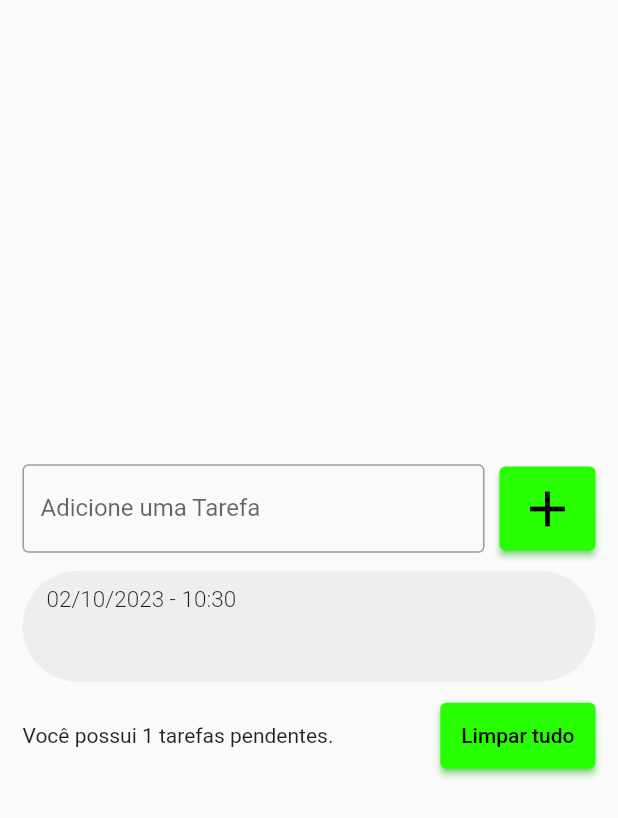
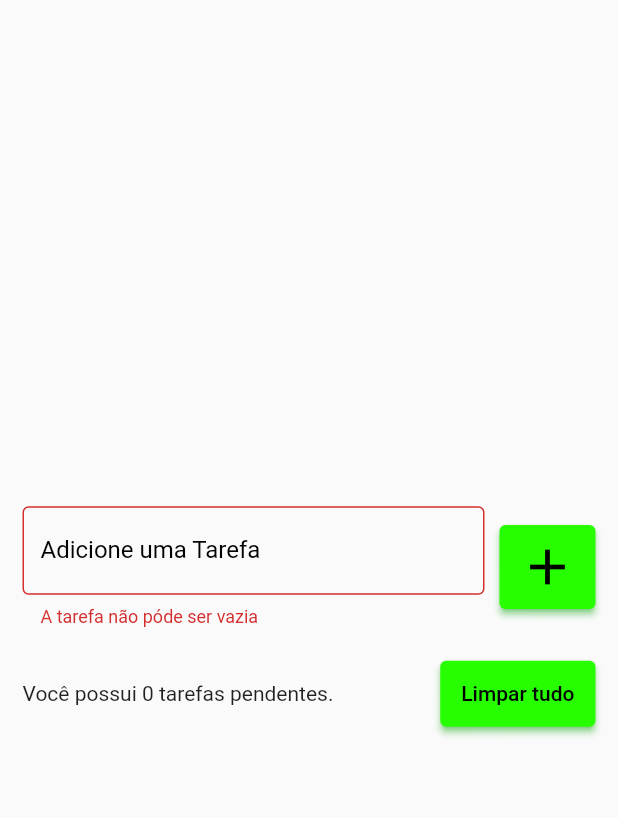
Before and after one commit to Skarzyll/BlocodeNota, a Flutter app: the screen it shows after launch, after a tap on the "add" icon, on a phone screen of 412 x 824 dp. Shown: the top 818 px of the screen. Run offline on Flutter 3.47's test engine with Material 2 defaults, Android fonts, the phone set to English and light mode, and no system bars; drawn by our look-alikes of flutter_slidable; our stand-ins replace shared_preferences.

Commit message:
Fixes bug

```diff
--- a/lib/models/todo.dart
+++ b/lib/models/todo.dart
@@ -1,5 +1,9 @@
 class Todo {
   Todo({required this.title, required this.dateTime});
+
+  Todo.fromJson(Map<String, dynamic> json)
+  : title = json['title'],
+  dateTime = DateTime.parse(json['datetime']);
 
   String title;
   DateTime dateTime;
--- a/lib/pages/todo_list_page.dart
+++ b/lib/pages/todo_list_page.dart
@@ -19,6 +19,19 @@ class _ToDoListPageState extends State<ToDoListPage> {
   Todo? deletedTodo;
   int? deletedTodoPos;
 
+  String? errorText;
+
+  @override
+  void initState() {
+    super.initState();
+
+    todoRepository.getTodoList().then((value){
+      setState(() {
+        todos = value;
+      });
+    });
+  }
+
   @override
   Widget build(BuildContext context) {
     return SafeArea(
@@ -34,9 +47,19 @@ class _ToDoListPageState extends State<ToDoListPage> {
                     Expanded(
                       child: TextField(
                         controller: todoController,
-                        decoration: const InputDecoration(
+                        decoration: InputDecoration(
                           labelText: 'Adicione uma Tarefa',
+                          errorText: errorText,
                           border: OutlineInputBorder(),
+                          focusedBorder: OutlineInputBorder(
+                            borderSide: BorderSide(
+                              color: Color(0xff27FF00),
+                              width: 3,
+                            )
+                          ),
+                          labelStyle: TextStyle(
+                            color: Colors.black,
+                          )
                         ),
                       ),
                     ),
@@ -44,12 +67,20 @@ class _ToDoListPageState extends State<ToDoListPage> {
                     ElevatedButton(
                       onPressed: () {
                         String Text = todoController.text;
+
+                        if(Text.isEmpty) {
+                          setState(() {
+                            errorText = 'A tarefa não póde ser vazia';
+                          });
+                          return;
+                        }
                         setState(() {
                           Todo newTodo = Todo(
                             title: Text,
                             dateTime: DateTime.now(),
                           );
                           todos.add(newTodo);
+                          errorText = null;
                         });
                         todoController.clear();
                         todoRepository.saveTodoList(todos);
@@ -120,6 +151,7 @@ class _ToDoListPageState extends State<ToDoListPage> {
     deletedTodoPos = todos.indexOf(todo);
     setState(() {
       todos.remove(todo);
+      todoRepository.saveTodoList(todos);
     });
 
     ScaffoldMessenger.of(context).clearSnackBars();
@@ -140,6 +172,7 @@ class _ToDoListPageState extends State<ToDoListPage> {
           onPressed: () {
             setState(() {
               todos.insert(deletedTodoPos!, deletedTodo!);
+              todoRepository.saveTodoList(todos);
             });
           },
         ),
@@ -184,6 +217,7 @@ class _ToDoListPageState extends State<ToDoListPage> {
   void deleteAllTodos() {
     setState(() {
       todos.clear();
+      todoRepository.saveTodoList(todos);
     });
   }
 }
--- a/lib/repositories/todo_repository.dart
+++ b/lib/repositories/todo_repository.dart
@@ -4,16 +4,18 @@ import '../models/todo.dart';
 
 const todoListKey = 'todo_list';
 
-class todoRepository {
-  TodoRepository() {
-    SharedPreferences.getInstance().then((value) => sharedPreferences = value);
+class TodoRepository {
+  late SharedPreferences sharedPreferences;
+
+  Future<List<Todo>> getTodoList() async {
+    sharedPreferences = await SharedPreferences.getInstance();
+    final String jsonString = sharedPreferences.getString(todoListKey) ?? '[]';
+    final List jsonDecoded = json.decode(jsonString) as List;
+    return jsonDecoded.map((e) => Todo.fromJson(e)).toList();
   }
 
-  late SharedPreferences sharedPreferences;
-
   void saveTodoList(List<Todo> todos) {
-    final jsonString =  json.encode(todos);
-    print(jsonString);
+    final jsonString = json.encode(todos);
+    sharedPreferences.setString(todoListKey, jsonString);
   }
-
 }
```
